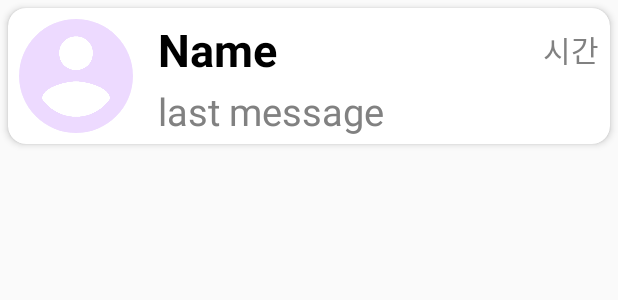
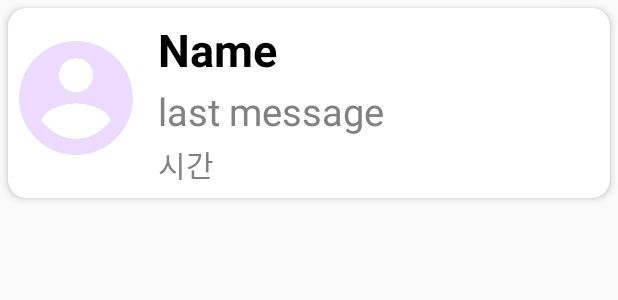
Before and after one commit to jsjy96/HwangHon1, an Android app: the layout chatting_list_item.xml on its own in the app's theme, with its tools: preview values and no code run, on a phone screen of 412 x 824 dp. Shown: the top 300 px of the screen. Run offline under Robolectric (Android 15) with nearby library versions, the phone set to English and light mode, and no system bars.

Commit message:
데모버전 완성, 정렬은 해결못함

```diff
--- a/app/src/main/java/com/example/hwanghon/fragments/FriendFragment.kt
+++ b/app/src/main/java/com/example/hwanghon/fragments/FriendFragment.kt
@@ -198,9 +198,7 @@ class FriendFragment : Fragment() {
                     friendDataList.add(item!!)
 
                 }
-
                 rvAdapter.notifyDataSetChanged()
-
 
             }
 
--- a/app/src/main/res/layout/activity_chatting_room.xml
+++ b/app/src/main/res/layout/activity_chatting_room.xml
@@ -20,7 +20,6 @@
             android:layout_height="wrap_content"
             android:layout_marginLeft="20dp"
             android:layout_marginTop="10dp"
-            android:text="장준성"
             android:textColor="@color/black"
             android:textSize="35dp"
             android:textStyle="bold"
--- a/app/src/main/res/layout/chatting_list_item.xml
+++ b/app/src/main/res/layout/chatting_list_item.xml
@@ -12,7 +12,8 @@
 
     <androidx.constraintlayout.widget.ConstraintLayout
         android:layout_width="match_parent"
-        android:layout_height="wrap_content">
+        android:layout_height="wrap_content"
+        android:layout_marginBottom="7dp">
 
         <de.hdodenhof.circleimageview.CircleImageView
             android:id="@+id/profileimage"
@@ -43,18 +44,7 @@
                 card_view:layout_constraintStart_toStartOf="parent"
                 card_view:layout_constraintTop_toTopOf="parent" />
 
-            <TextView
-                android:id="@+id/lastmessageTime"
-                android:layout_width="90dp"
-                android:layout_height="wrap_content"
-                android:layout_marginRight="7dp"
-                android:text="시간"
-                android:textColor="#818181"
-                android:textSize="20sp"
-                android:gravity="right"
-                card_view:layout_constraintBottom_toBottomOf="@+id/usernameArea"
-                card_view:layout_constraintEnd_toEndOf="parent"
-                card_view:layout_constraintTop_toTopOf="@+id/usernameArea" />
+
 
 
             <TextView
@@ -65,13 +55,24 @@
                 android:layout_marginLeft="100dp"
                 android:layout_marginTop="3dp"
                 android:layout_marginRight="7dp"
-                android:layout_marginBottom="7dp"
                 android:text="last message"
                 android:maxLines="2"
                 android:ellipsize="end"
                 android:textSize="25sp"
                 card_view:layout_constraintTop_toBottomOf="@+id/usernameArea"
                 card_view:layout_constraintEnd_toEndOf="parent"/>
+        <TextView
+            android:id="@+id/lastmessageTime"
+            android:layout_width="match_parent"
+            android:layout_height="wrap_content"
+            android:layout_marginRight="7dp"
+            android:layout_marginTop="3dp"
+            android:layout_marginLeft="100dp"
+            android:text="시간"
+            android:textColor="#818181"
+            android:textSize="20sp"
+            card_view:layout_constraintStart_toStartOf="parent"
+            card_view:layout_constraintTop_toBottomOf="@+id/lastmessageArea" />
 
     </androidx.constraintlayout.widget.ConstraintLayout>
 </androidx.cardview.widget.CardView>
```
Also changed, not shown: app/src/main/java/com/example/hwanghon/chatting/ChattingRoomActivity.kt (+58 -20 lines), app/src/main/java/com/example/hwanghon/fragments/ChattingFragment.kt (+63 -23 lines), app/src/main/res/layout/chat_left.xml (+28 -21 lines).
